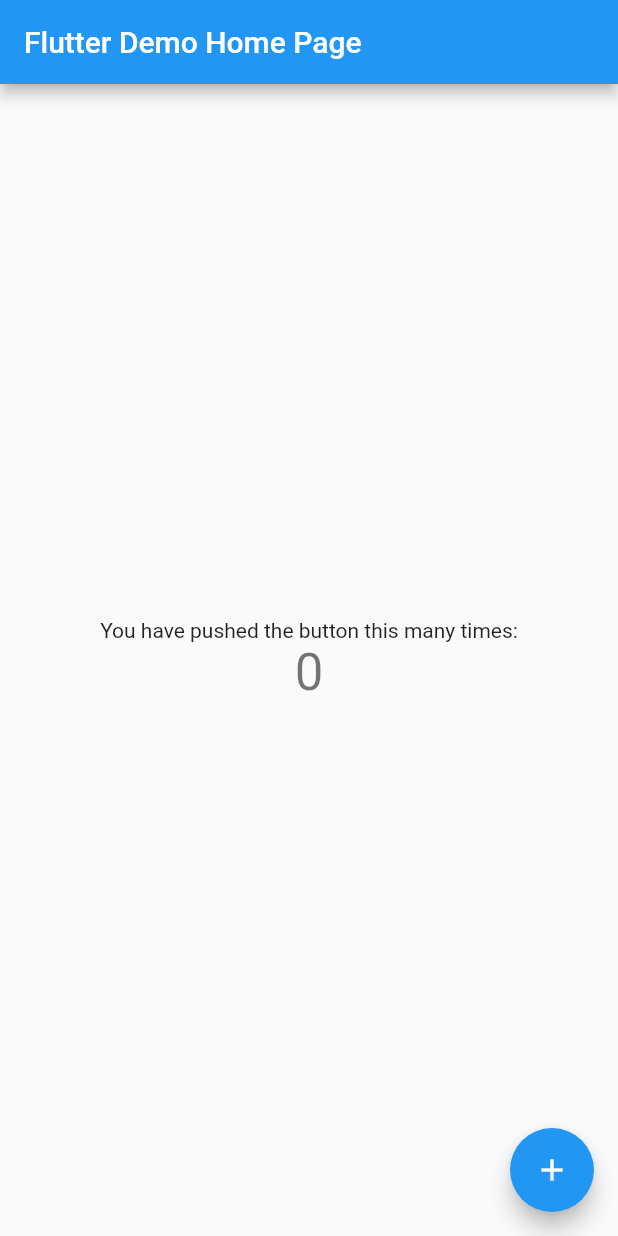
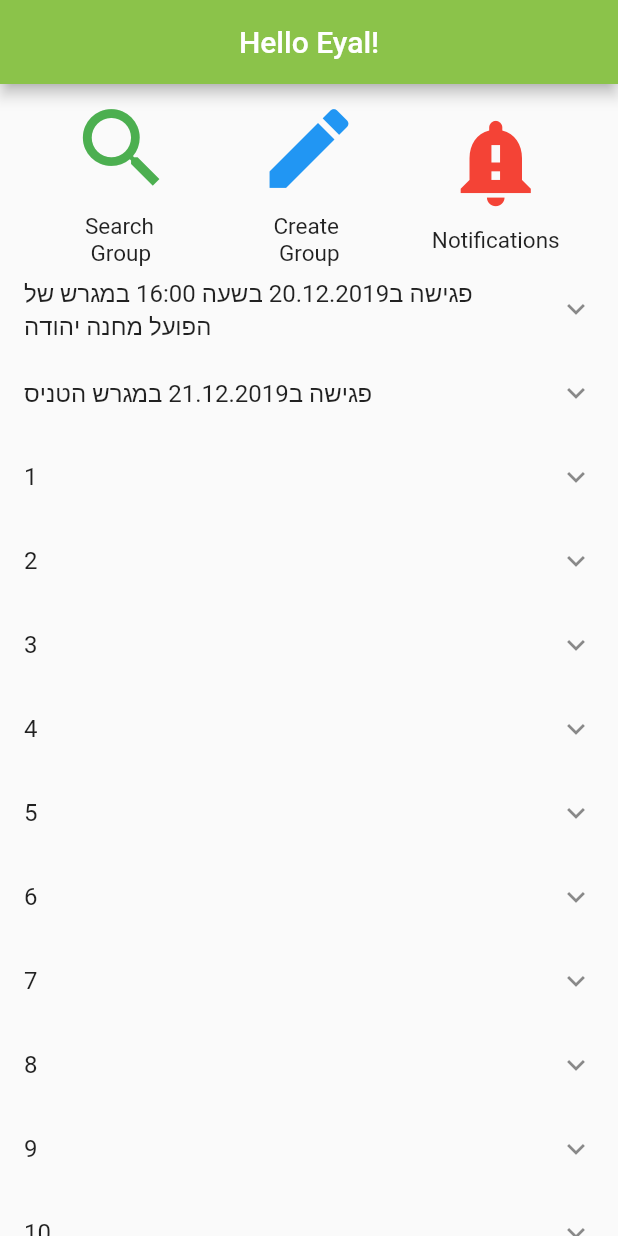
Before and after one commit to MatanMelamed/flutter_project, a Flutter app: the screen it shows after launch, on a phone screen of 412 x 824 dp. Run offline on Flutter 3.47's test engine with Material 2 defaults, Android fonts, the light colour scheme and no system bars.

Commit message:
HomePage first template

```diff
--- /dev/null
+++ b/lib/MyHomePage.dart
@@ -0,0 +1,130 @@
+import 'package:flutter/material.dart';
+
+class MyHomePage extends StatefulWidget {
+  @override
+  _MyHomePageState createState() => _MyHomePageState();
+}
+
+class _MyHomePageState extends State<MyHomePage> {
+  @override
+  Widget build(BuildContext context) {
+    return Scaffold(
+      appBar: AppBar(
+          // Here we take the value from the MyHomePage object that was created by
+          // the App.build method, and use it to set our appbar title.
+          title: Center(
+            child: new Text("Hello " + getUserName() + "!",
+                style: TextStyle(fontSize: 20)),
+          ),
+          backgroundColor: Colors.lightGreen),
+      body: Center(
+        // Center is a layout widget. It takes a single child and positions it
+        // in the middle of the parent.
+        child: Column(
+          mainAxisAlignment: MainAxisAlignment.start,
+          mainAxisSize: MainAxisSize.max,
+          crossAxisAlignment: CrossAxisAlignment.stretch,
+          children: <Widget>[MenuBar(), MyFeedWindow()],
+        ),
+      ),
+    );
+  }
+
+  String getUserName() {
+    //Go To local DB
+    return "Eyal";
+  }
+}
+
+
+class MyFeedWindow extends StatefulWidget {
+  @override
+  _MyFeedWindowState createState() => _MyFeedWindowState();
+}
+
+class _MyFeedWindowState extends State<MyFeedWindow> {
+  final List<String> _listOf = <String>["פגישה ב20.12.2019 בשעה 16:00 במגרש של הפועל מחנה יהודה", "פגישה ב21.12.2019 במגרש הטניס","1","2","3","4","5","6","7","8","9","10","11"]; //list of saved  words
+
+  @override
+  Widget build(BuildContext context) {
+    return new Expanded(
+        child: new ListView.builder(
+      itemBuilder: (_, int index) {
+//      if (index >= _listOf.length) {
+//        _listOf.addAll(_listOf().take(10));
+//      }
+        return _buildRow(_listOf[index]);
+      }, itemCount: _listOf.length,
+      scrollDirection: Axis.vertical,
+        ));
+  }
+
+  Widget _buildRow(String word) {
+    return ListTile(title: Text(word), trailing: Icon(Icons.expand_more));
+  }
+}
+
+
+
+class MenuBar extends StatelessWidget {
+  @override
+  Widget build(BuildContext context) {
+    return Container(
+      child: new Row(
+        mainAxisSize: MainAxisSize.max,
+        mainAxisAlignment: MainAxisAlignment.spaceEvenly,
+
+        children: <Widget>[
+          new Column(
+            children: <Widget>[
+              new IconButton(
+                  icon: Icon(
+                    Icons.search,
+                    color: Colors.green,
+                  ),
+                  iconSize: 70,
+                  onPressed: null),
+              //CAN ADD CONTAINER TO WRAP TEXT IF NEEDED
+              Text(
+                "Search \n Group",
+                style: TextStyle(fontSize: 15),
+              )
+            ],
+          ),
+          new Column(
+            children: <Widget>[
+              new IconButton(
+                  icon: Icon(
+                    Icons.create,
+                    color: Colors.blue,
+                  ),
+                  iconSize: 70,
+                  onPressed: null),
+              //CAN ADD CONTAINER TO WRAP TEXT IF NEEDED
+              Text(
+                "Create \n Group",
+                style: TextStyle(fontSize: 15),
+              )
+            ],
+          ),
+          new Column(
+            children: <Widget>[
+              new IconButton(
+                  icon: Icon(
+                    Icons.notification_important,
+                    color: Colors.red,
+                  ),
+                  iconSize: 70,
+                  onPressed: null),
+              //CAN ADD CONTAINER TO WRAP TEXT IF NEEDED
+              Text(
+                "Notifications",
+                style: TextStyle(fontSize: 15),
+              )
+            ],
+          )
+        ],
+      ),
+    );
+  }
+}
--- a/lib/main.dart
+++ b/lib/main.dart
@@ -1,4 +1,5 @@
 import 'package:flutter/material.dart';
+import 'MyHomePage.dart';
 
 void main() => runApp(MyApp());
 
@@ -20,92 +21,7 @@
         // is not restarted.
         primarySwatch: Colors.blue,
       ),
-      home: MyHomePage(title: 'Flutter Demo Home Page'),
+      home: MyHomePage(),
     );
   }
 }
-
-class MyHomePage extends StatefulWidget {
-  MyHomePage({Key key, this.title}) : super(key: key);
-
-  // This widget is the home page of your application. It is stateful, meaning
-  // that it has a State object (defined below) that contains fields that affect
-  // how it looks.
-
-  // This class is the configuration for the state. It holds the values (in this
-  // case the title) provided by the parent (in this case the App widget) and
-  // used by the build method of the State. Fields in a Widget subclass are
-  // always marked "final".
-
-  final String title;
-
-  @override
-  _MyHomePageState createState() => _MyHomePageState();
-}
-
-class _MyHomePageState extends State<MyHomePage> {
-  int _counter = 0;
-
-  void _incrementCounter() {
-    setState(() {
-      // This call to setState tells the Flutter framework that something has
-      // changed in this State, which causes it to rerun the build method below
-      // so that the display can reflect the updated values. If we changed
-      // _counter without calling setState(), then the build method would not be
-      // called again, and so nothing would appear to happen.
-      _counter++;
-    });
-  }
-
-  @override
-  Widget build(BuildContext context) {
-    // This method is rerun every time setState is called, for instance as done
-    // by the _incrementCounter method above.
-    //
-    // The Flutter framework has been optimized to make rerunning build methods
-    // fast, so that you can just rebuild anything that needs updating rather
-    // than having to individually change instances of widgets.
-    return Scaffold(
-      appBar: AppBar(
-        // Here we take the value from the MyHomePage object that was created by
-        // the App.build method, and use it to set our appbar title.
-        title: Text(widget.title),
-      ),
-      body: Center(
-        // Center is a layout widget. It takes a single child and positions it
-        // in the middle of the parent.
-        child: Column(
-          // Column is also a layout widget. It takes a list of children and
-          // arranges them vertically. By default, it sizes itself to fit its
-          // children horizontally, and tries to be as tall as its parent.
-          //
-          // Invoke "debug painting" (press "p" in the console, choose the
-          // "Toggle Debug Paint" action from the Flutter Inspector in Android
-          // Studio, or the "Toggle Debug Paint" command in Visual Studio Code)
-          // to see the wireframe for each widget.
-          //
-          // Column has various properties to control how it sizes itself and
-          // how it positions its children. Here we use mainAxisAlignment to
-          // center the children vertically; the main axis here is the vertical
-          // axis because Columns are vertical (the cross axis would be
-          // horizontal).
-          mainAxisAlignment: MainAxisAlignment.center,
-          children: <Widget>[
-            Text(
-              'You have pushed the button this many times:',
-            ),
-            Text(
-              '$_counter',
-              style: Theme.of(context).textTheme.display1,
-            ),
-          ],
-        ),
-      ),
-      floatingActionButton: FloatingActionButton(
-        onPressed: _incrementCounter,
-        tooltip: 'Increment',
-        child: Icon(Icons.add),
-      ), // This trailing comma makes auto-formatting nicer for build methods.
-    );
-  }
-}
```
Also changed, not shown: 1 other file.
